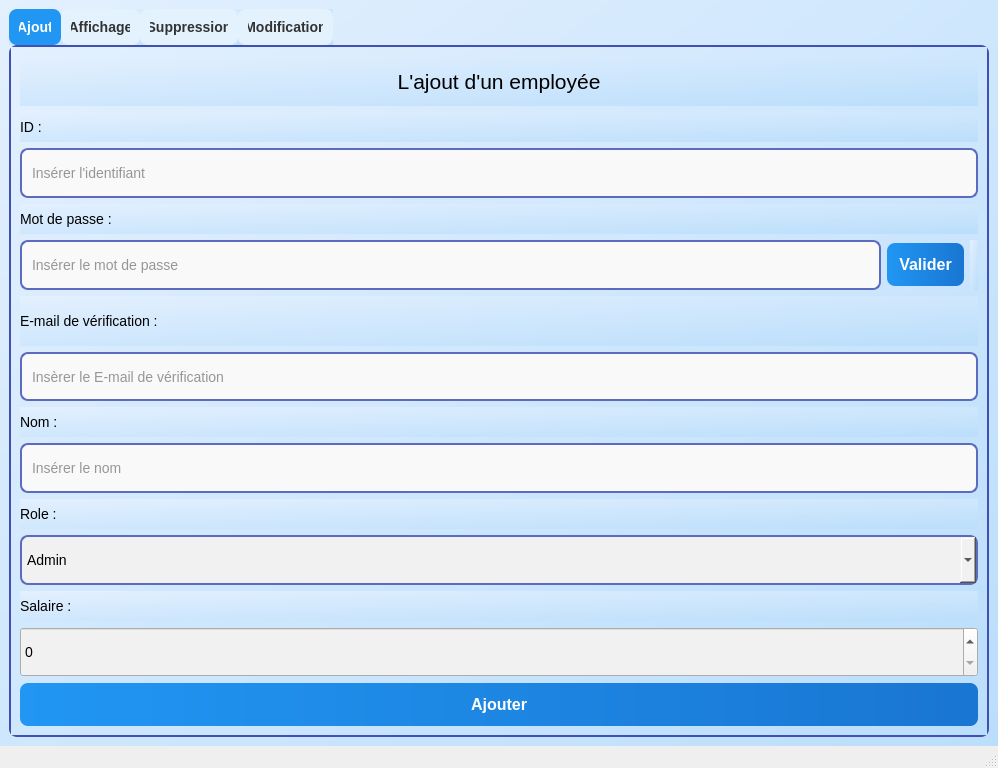
Qt form mainwindow.ui (azizjalloul1/projet-c-CODEHEXA) before a commit.
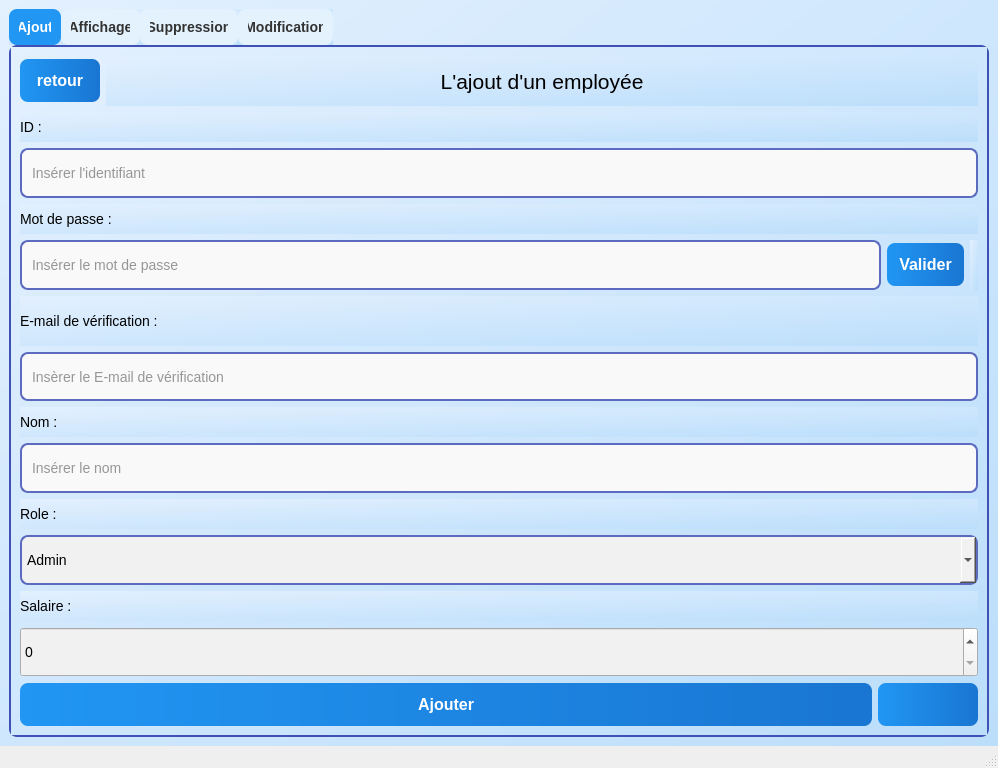
The same form after that commit.

```diff
--- a/mainwindow.ui
+++ b/mainwindow.ui
@@ -115,9 +115,6 @@
    <layout class="QVBoxLayout" name="verticalLayout">
     <item>
      <widget class="QTabWidget" name="tabWidget">
-      <property name="styleSheet">
-       <string notr="true"/>
-      </property>
       <property name="currentIndex">
        <number>0</number>
       </property>
@@ -138,6 +135,21 @@
            <enum>QLayout::SizeConstraint::SetMaximumSize</enum>
           </property>
           <item>
+           <layout class="QHBoxLayout" name="horizontalLayout_4">
+            <item>
+             <widget class="QPushButton" name="retour">
+              <property name="maximumSize">
+               <size>
+                <width>80</width>
+                <height>16777215</height>
+               </size>
+              </property>
+              <property name="text">
+               <string>retour</string>
+              </property>
+             </widget>
+            </item>
+            <item>
            <widget class="QLabel" name="label_6">
             <property name="font">
              <font>
@@ -161,6 +173,8 @@
             </property>
            </widget>
           </item>
+           </layout>
+          </item>
           <item>
            <widget class="QLabel" name="label">
             <property name="sizePolicy">
@@ -388,12 +402,29 @@
            </widget>
           </item>
           <item>
+           <layout class="QHBoxLayout" name="horizontalLayout_5">
+            <item>
            <widget class="QPushButton" name="addButton">
             <property name="text">
              <string>Ajouter</string>
             </property>
            </widget>
           </item>
+            <item>
+             <widget class="QPushButton" name="pushButtonMicro">
+              <property name="maximumSize">
+               <size>
+                <width>100</width>
+                <height>16777215</height>
+               </size>
+              </property>
+              <property name="text">
+               <string/>
+              </property>
+             </widget>
+            </item>
+           </layout>
+          </item>
          </layout>
         </item>
        </layout>
```
Left out of the diff: 14 changed lines with no effect on the pictures. Lines whose indentation alone changed are shown as unchanged.
